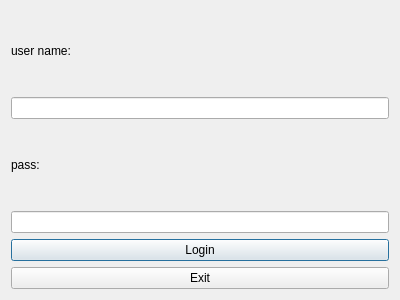
First picture: the form in borhani/Logindialog.ui, repository mohamaadbrh/bank, before the edit.
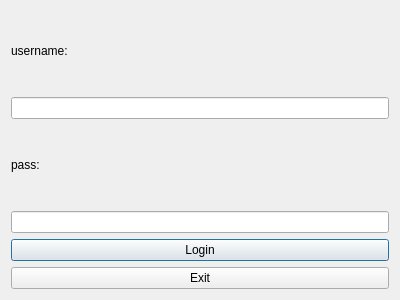
Second picture: the form after the edit.

```diff
--- a/borhani/Logindialog.ui
+++ b/borhani/Logindialog.ui
@@ -17,7 +17,7 @@
    <item>
     <widget class="QLabel" name="label">
      <property name="text">
-      <string>user name:</string>
+      <string>username:</string>
      </property>
     </widget>
    </item>
```
